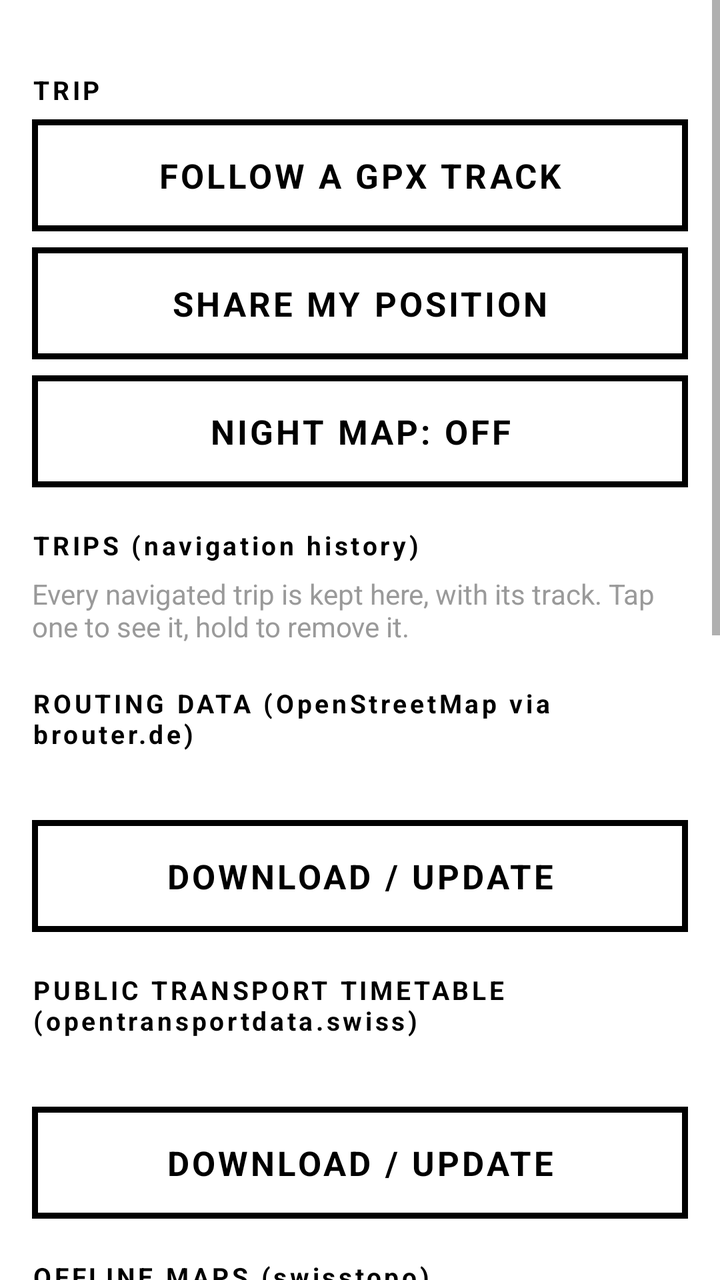
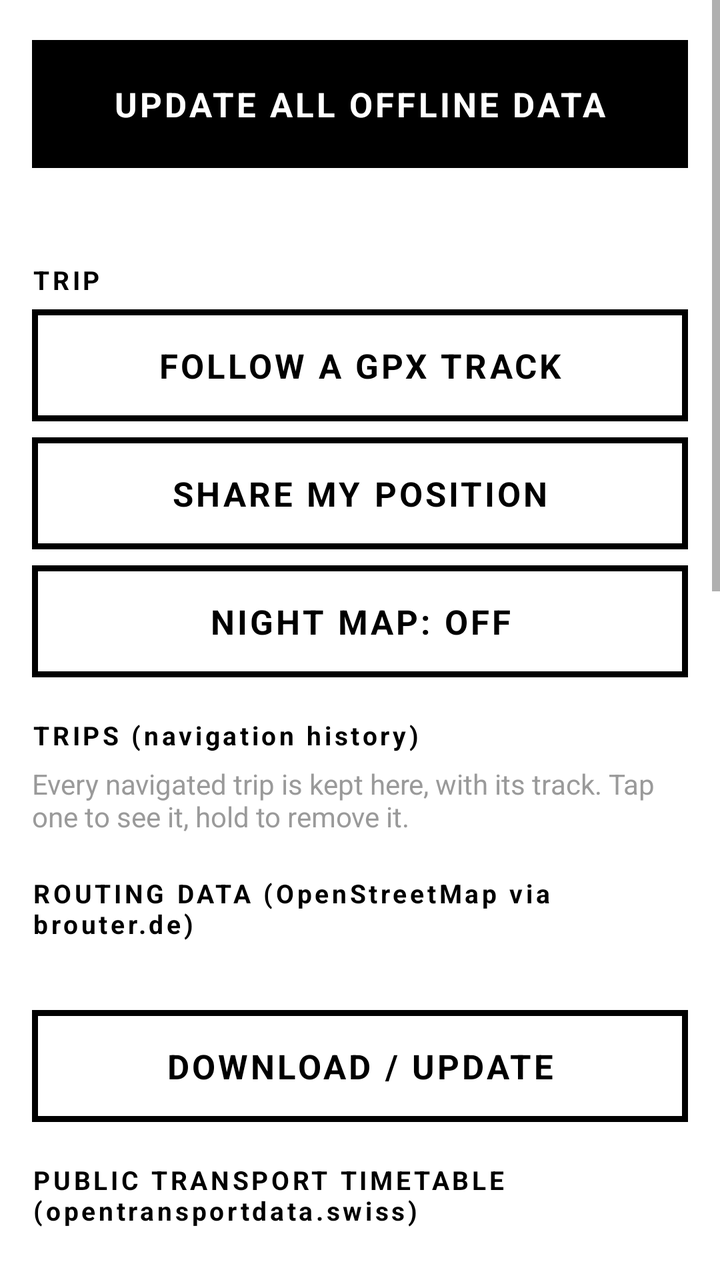

Screens rendered from an Android XML layout before and after an edit, with the pre-edit source and the edit as a unified diff.
<!-- AndroidManifest.xml: application theme Theme.Sbh -->
<!-- res/layout/activity_menu.xml -->
<?xml version="1.0" encoding="utf-8"?>
<ScrollView xmlns:android="http://schemas.android.com/apk/res/android"
    android:layout_width="match_parent" android:layout_height="match_parent" android:background="@color/paper">
    <LinearLayout android:layout_width="match_parent" android:layout_height="wrap_content"
        android:orientation="vertical" android:padding="16dp">

        <TextView style="@style/MenuHead" android:layout_width="match_parent" android:layout_height="wrap_content" android:text="@string/menu_trip"/>
        <TextView android:id="@+id/btnFollowGpx" style="@style/Btn" android:layout_width="match_parent" android:layout_height="56dp" android:text="@string/menu_follow_gpx"/>
        <TextView android:id="@+id/btnSharePos" style="@style/Btn" android:layout_width="match_parent" android:layout_height="56dp" android:layout_marginTop="8dp" android:text="@string/menu_share_position"/>
        <TextView android:id="@+id/btnNight" style="@style/Btn" android:layout_width="match_parent" android:layout_height="56dp" android:layout_marginTop="8dp" android:text="@string/menu_night_off"/>

        <TextView style="@style/MenuHead" android:layout_width="match_parent" android:layout_height="wrap_content" android:text="@string/menu_trips"/>
        <TextView android:id="@+id/tripsInfo" android:layout_width="match_parent" android:layout_height="wrap_content" android:textSize="14sp" android:textColor="@color/grey" android:text="@string/menu_trips_empty"/>
        <LinearLayout android:id="@+id/tripsList" android:layout_width="match_parent" android:layout_height="wrap_content" android:orientation="vertical"/>

        <TextView style="@style/MenuHead" android:layout_width="match_parent" android:layout_height="wrap_content" android:text="@string/menu_routing"/>
        <TextView android:id="@+id/segInfo" android:layout_width="match_parent" android:layout_height="wrap_content" android:textSize="15sp" android:fontFamily="monospace" android:lineSpacingExtra="4dp"/>
        <TextView android:id="@+id/btnSegments" style="@style/Btn" android:layout_width="match_parent" android:layout_height="56dp" android:layout_marginTop="8dp" android:text="@string/menu_download_update"/>

        <TextView style="@style/MenuHead" android:layout_width="match_parent" android:layout_height="wrap_content" android:text="@string/menu_timetable"/>
        <TextView android:id="@+id/timetableInfo" android:layout_width="match_parent" android:layout_height="wrap_content" android:textSize="15sp" android:lineSpacingExtra="4dp"/>
        <TextView android:id="@+id/btnTimetable" style="@style/Btn" android:layout_width="match_parent" android:layout_height="56dp" android:layout_marginTop="8dp" android:text="@string/menu_download_update"/>

        <TextView style="@style/MenuHead" android:layout_width="match_parent" android:layout_height="wrap_content" android:text="@string/menu_offline"/>
        <TextView android:id="@+id/offlineInfo" android:layout_width="match_parent" android:layout_height="wrap_content" android:textSize="15sp" android:lineSpacingExtra="4dp"/>
        <TextView android:id="@+id/btnPacks" style="@style/Btn" android:layout_width="match_parent" android:layout_height="56dp" android:layout_marginTop="8dp" android:text="@string/menu_resume_packs" android:visibility="gone"/>
        <TextView android:id="@+id/btnCountry" style="@style/Btn" android:layout_width="match_parent" android:layout_height="56dp" android:layout_marginTop="8dp" android:text="@string/menu_country"/>
        <TextView android:id="@+id/btnOfflineArea" style="@style/Btn" android:layout_width="match_parent" android:layout_height="56dp" android:layout_marginTop="8dp" android:text="@string/menu_save_area"/>
        <TextView android:id="@+id/btnOfflineRefresh" style="@style/Btn" android:layout_width="match_parent" android:layout_height="56dp" android:layout_marginTop="8dp" android:text="@string/menu_refresh_areas"/>
        <TextView android:id="@+id/btnOfflineDelete" style="@style/Btn" android:layout_width="match_parent" android:layout_height="56dp" android:layout_marginTop="8dp" android:text="@string/menu_delete_areas"/>

        <TextView style="@style/MenuHead" android:layout_width="match_parent" android:layout_height="wrap_content" android:text="@string/menu_people"/>
        <EditText android:id="@+id/dirKey" android:layout_width="match_parent" android:layout_height="56dp"
            android:hint="@string/directory_key_hint" android:textSize="18sp" android:inputType="textVisiblePassword"
            android:background="@drawable/btn" android:paddingStart="14dp" android:paddingEnd="14dp"
            android:textColor="@color/ink" android:textColorHint="@color/grey" android:singleLine="true"/>
        <TextView android:id="@+id/btnDirSave" style="@style/Btn" android:layout_width="match_parent" android:layout_height="56dp" android:layout_marginTop="8dp" android:text="@string/menu_save_key"/>
        <TextView android:id="@+id/btnDirOrder" style="@style/Btn" android:layout_width="match_parent" android:layout_height="56dp" android:layout_marginTop="8dp" android:text="@string/menu_order_key"/>
        <TextView android:layout_width="match_parent" android:layout_height="wrap_content" android:textSize="13sp" android:textColor="@color/grey" android:paddingTop="6dp" android:text="@string/directory_credit"/>

        <TextView style="@style/MenuHead" android:layout_width="match_parent" android:layout_height="wrap_content" android:text="@string/menu_about"/>
        <TextView android:id="@+id/about" android:layout_width="match_parent" android:layout_height="wrap_content" android:textSize="14sp" android:lineSpacingExtra="4dp"/>
    </LinearLayout>
</ScrollView>
<!-- resources referenced by this layout -->
<resources>
  <color name="grey">#9A9A9A</color>
  <color name="ink">#000000</color>
  <color name="paper">#FFFFFF</color>
  <string name="directory_credit">Data: Swisscom Directories AG. A private key allows about a thousand requests a month; each search is kept for a month, no more than forty leave the phone a day.</string>
  <string name="directory_key_hint">search.ch key (private use)</string>
  <string name="menu_about">ABOUT</string>
  <string name="menu_country">SAVE ALL OF SWITZERLAND</string>
  <string name="menu_delete_areas">DELETE SAVED AREAS</string>
  <string name="menu_download_update">DOWNLOAD / UPDATE</string>
  <string name="menu_follow_gpx">FOLLOW A GPX TRACK</string>
  <string name="menu_night_off">NIGHT MAP: OFF</string>
  <string name="menu_offline">OFFLINE MAPS (swisstopo)</string>
  <string name="menu_order_key">ORDER A FREE KEY ON SEARCH.CH</string>
  <string name="menu_people">PEOPLE &amp; FIRMS (search.ch)</string>
  <string name="menu_refresh_areas">REFRESH SAVED AREAS</string>
  <string name="menu_resume_packs">RESUME THE MAP DOWNLOAD</string>
  <string name="menu_routing">ROUTING DATA (OpenStreetMap via brouter.de)</string>
  <string name="menu_save_area">SAVE THE AREA LAST SHOWN</string>
  <string name="menu_save_key">SAVE THE KEY</string>
  <string name="menu_share_position">SHARE MY POSITION</string>
  <string name="menu_timetable">PUBLIC TRANSPORT TIMETABLE (opentransportdata.swiss)</string>
  <string name="menu_trip">TRIP</string>
  <string name="menu_trips">TRIPS (navigation history)</string>
  <string name="menu_trips_empty">Every navigated trip is kept here, with its track. Tap one to see it, hold to remove it.</string>
  <style name="MenuHead">
          <item name="android:textSize">13sp</item>
          <item name="android:textStyle">bold</item>
          <item name="android:letterSpacing">0.12</item>
          <item name="android:paddingTop">20dp</item>
          <item name="android:paddingBottom">6dp</item>
      </style>
  <style name="Theme.Sbh" parent="Theme.AppCompat.Light.NoActionBar">
          <item name="android:statusBarColor">@color/ink</item>
          <item name="android:navigationBarColor">@color/ink</item>
          <item name="android:windowBackground">@color/paper</item>
          <item name="android:textColor">@color/ink</item>
          <item name="colorAccent">@color/ink</item>
          <item name="colorPrimary">@color/ink</item>
          <item name="android:fontFamily">sans-serif</item>
          <item name="android:windowLightStatusBar">false</item>
          <item name="android:windowLightNavigationBar">false</item>
      </style>
  <!-- drawable btn_text (drawable) -->
  <?xml version="1.0" encoding="utf-8"?>
  <selector xmlns:android="http://schemas.android.com/apk/res/android">
      <item android:state_pressed="true" android:color="@color/paper"/>
      <item android:state_enabled="false" android:color="@color/grey"/>
      <item android:color="@color/ink"/>
  </selector>
  <!-- unchanged entries left out for length: 2 -->
</resources>

<!-- the commit's change to res/layout/activity_menu.xml (unified diff, before → after) -->
@@ -3,6 +3,9 @@
     android:layout_width="match_parent" android:layout_height="match_parent" android:background="@color/paper">
     <LinearLayout android:layout_width="match_parent" android:layout_height="wrap_content"
         android:orientation="vertical" android:padding="16dp">
+
+        <TextView android:id="@+id/btnUpdateAll" style="@style/Btn" android:layout_width="match_parent" android:layout_height="64dp" android:layout_marginTop="4dp" android:background="@drawable/btn_active" android:textColor="@drawable/btn_active_text" android:text="@string/menu_update_all"/>
+        <TextView android:id="@+id/allInfo" android:layout_width="match_parent" android:layout_height="wrap_content" android:textSize="14sp" android:lineSpacingExtra="4dp" android:paddingTop="8dp"/>
 
         <TextView style="@style/MenuHead" android:layout_width="match_parent" android:layout_height="wrap_content" android:text="@string/menu_trip"/>
         <TextView android:id="@+id/btnFollowGpx" style="@style/Btn" android:layout_width="match_parent" android:layout_height="56dp" android:text="@string/menu_follow_gpx"/>
<!-- resource entries referenced after the edit -->
@@ -3,6 +3,22 @@
   <color name="grey">#9A9A9A</color>
   <color name="ink">#000000</color>
   <color name="paper">#FFFFFF</color>
+  <!-- drawable btn_active (drawable) -->
+  <?xml version="1.0" encoding="utf-8"?>
+  <selector xmlns:android="http://schemas.android.com/apk/res/android">
+      <item android:state_pressed="true">
+          <shape><solid android:color="@color/paper"/><stroke android:width="3dp" android:color="@color/ink"/></shape>
+      </item>
+      <item>
+          <shape><solid android:color="@color/ink"/><stroke android:width="3dp" android:color="@color/ink"/></shape>
+      </item>
+  </selector>
+  <!-- drawable btn_active_text (drawable) -->
+  <?xml version="1.0" encoding="utf-8"?>
+  <selector xmlns:android="http://schemas.android.com/apk/res/android">
+      <item android:state_pressed="true" android:color="@color/ink"/>
+      <item android:color="@color/paper"/>
+  </selector>
   <string name="directory_credit">Data: Swisscom Directories AG. A private key allows about a thousand requests a month; each search is kept for a month, no more than forty leave the phone a day.</string>
   <string name="directory_key_hint">search.ch key (private use)</string>
   <string name="menu_about">ABOUT</string>
@@ -24,6 +40,7 @@
   <string name="menu_trip">TRIP</string>
   <string name="menu_trips">TRIPS (navigation history)</string>
   <string name="menu_trips_empty">Every navigated trip is kept here, with its track. Tap one to see it, hold to remove it.</string>
+  <string name="menu_update_all">UPDATE ALL OFFLINE DATA</string>
   <style name="MenuHead">
           <item name="android:textSize">13sp</item>
           <item name="android:textStyle">bold</item>
